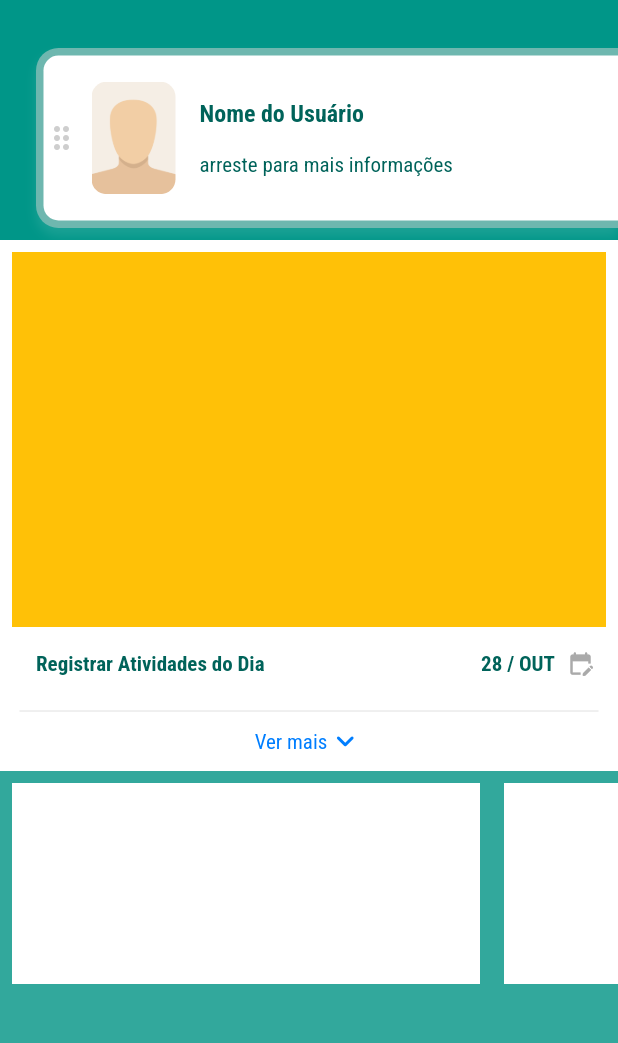
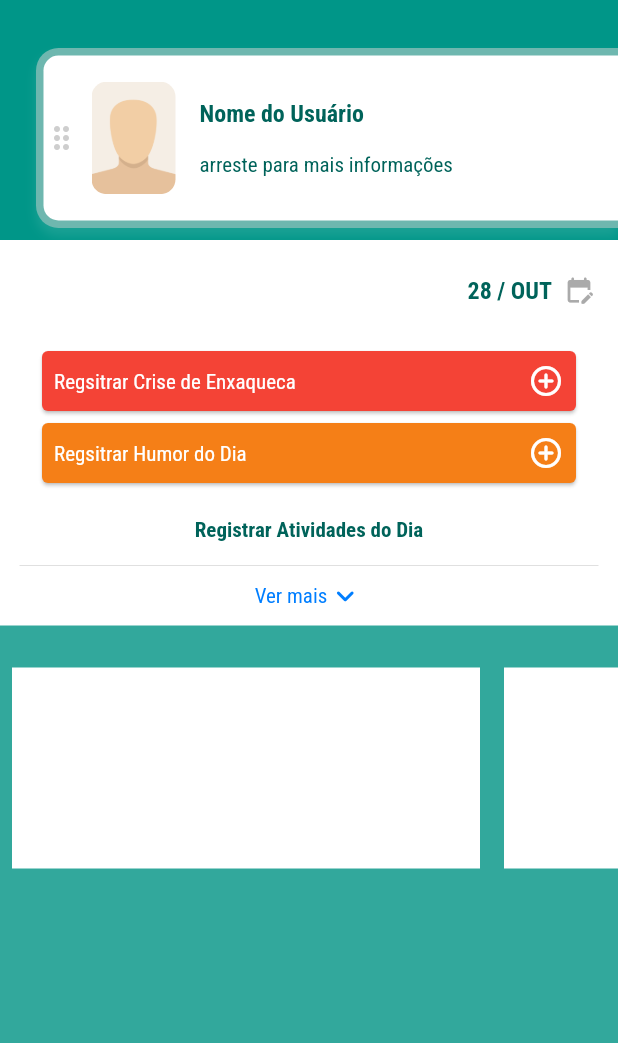
Before and after one commit to JoseTeixeiraMendesJunior/diario_enxaqueca, a Flutter app: the HomeView screen opened by its route, on a phone screen of 412 x 824 dp, the part 162-1205 px from its top. Run offline on Flutter 3.47's test engine with Material 2 defaults, Android fonts, the phone set to English and light mode, and no system bars; missing offline and left inert: flutter_animated_dialog.

Commit message:
botoes crise e humor

```diff
--- a/lib/views/home/index.dart
+++ b/lib/views/home/index.dart
@@ -27,6 +27,7 @@ class _HomeViewState extends State<HomeView> {
             children: const [
               BoxOne(),
               BoxTwo(),
+              SizedBox(height: 20),
               BoxThree(),
               SizedBox(height: 30)
             ],
@@ -169,33 +170,19 @@ class _BoxTwoState extends State<BoxTwo> {
       child: IntrinsicHeight(
         child: Column(
           children: [
-            Container(
-              height: 250,
-              color: Colors.amber,
-            ),
             Padding(
               padding: const EdgeInsets.all(8),
               child: GestureDetector(
-                onTap: () => print('alterar data'),
+                onTap: () => print('abre calendário'),
                 child: Row(
+                  mainAxisAlignment: MainAxisAlignment.end,
                   children: const [
-                    Expanded(
-                      child: Padding(
-                        padding: EdgeInsets.all(8.0),
-                        child: Text(
-                          'Registrar Atividades do Dia',
-                          style: TextStyle(
-                            fontWeight: FontWeight.bold,
-                            color: GlobalInfo.contrastColor,
-                          ),
-                        ),
-                      ),
-                    ),
                     Padding(
                       padding: EdgeInsets.all(8.0),
                       child: Text(
                         '28 / OUT',
                         style: TextStyle(
+                          fontSize: 16,
                           fontWeight: FontWeight.bold,
                           color: GlobalInfo.contrastColor,
                         ),
@@ -203,17 +190,87 @@ class _BoxTwoState extends State<BoxTwo> {
                     ),
                     Icon(
                       Icons.edit_calendar_rounded,
-                      size: 18,
+                      size: 20,
                       color: GlobalInfo.grey,
                     )
                   ],
                 ),
               ),
             ),
+            Padding(
+              padding: const EdgeInsets.symmetric(horizontal: 8, vertical: 3),
+              child: Column(
+                // mainAxisAlignment: MainAxisAlignment.spaceBetween,
+                children: [
+                  Padding(
+                    padding: const EdgeInsets.all(8.0),
+                    child: Column(
+                      children: [
+                        Card(
+                          color: Colors.red,
+                          child: Row(
+                            mainAxisAlignment: MainAxisAlignment.spaceBetween,
+                            children: const [
+                              Padding(
+                                padding: EdgeInsets.all(8.0),
+                                child: Text(
+                                  'Regsitrar Crise de Enxaqueca',
+                                  style: TextStyle(color: Colors.white),
+                                ),
+                              ),
+                              Padding(
+                                padding: EdgeInsets.all(8.0),
+                                child: Icon(
+                                  Icons.add_circle_outline_rounded,
+                                  color: Colors.white,
+                                ),
+                              )
+                            ],
+                          ),
+                        ),
+                        Card(
+                          color: Colors.yellow[900],
+                          child: Row(
+                            mainAxisAlignment: MainAxisAlignment.spaceBetween,
+                            children: const [
+                              Padding(
+                                padding: EdgeInsets.all(8.0),
+                                child: Text(
+                                  'Regsitrar Humor do Dia',
+                                  style: TextStyle(color: Colors.white),
+                                ),
+                              ),
+                              Padding(
+                                padding: EdgeInsets.all(8.0),
+                                child: Icon(
+                                  Icons.add_circle_outline_rounded,
+                                  color: Colors.white,
+                                ),
+                              )
+                            ],
+                          ),
+                        )
+                      ],
+                    ),
+                  )
+                ],
+              ),
+            ),
+            const Padding(
+              padding: EdgeInsets.all(8),
+              child: Text(
+                'Registrar Atividades do Dia',
+                textAlign: TextAlign.center,
+                style: TextStyle(
+                  fontWeight: FontWeight.bold,
+                  color: GlobalInfo.contrastColor,
+                ),
+              ),
+            ),
             Visibility(
               visible: _visibleList,
               child: SizedBox(
-                height: 5 * 90,
+                height: 4 * 90,
                 child: Padding(
                   padding: const EdgeInsets.symmetric(vertical: 8),
                   child: Column(
@@ -221,11 +278,6 @@ class _BoxTwoState extends State<BoxTwo> {
                     // shrinkWrap: true,
                     // physics: const ClampingScrollPhysics(),
                     children: const [
-                      ActionsWidget(
-                        name: 'Registrar Crise',
-                        activities: ['horario', 'instensidade'],
-                        icon: Icons.book_online_rounded,
-                      ),
                       ActionsWidget(
                         name: 'Registrar Alimentação',
                         activities: ['horario', 'alimentos'],
@@ -384,13 +436,11 @@ class BoxThree extends StatelessWidget {
 
   @override
   Widget build(BuildContext context) {
-    return SingleChildScrollView(
-      child: SizedBox(
-        height: 150,
-        child: ListView(
-          scrollDirection: Axis.horizontal,
-          children: const [MoreElements(), MoreElements(), MoreElements()],
-        ),
+    return SizedBox(
+      height: 150,
+      child: ListView(
+        scrollDirection: Axis.horizontal,
+        children: const [MoreElements(), MoreElements(), MoreElements()],
       ),
     );
   }
```
